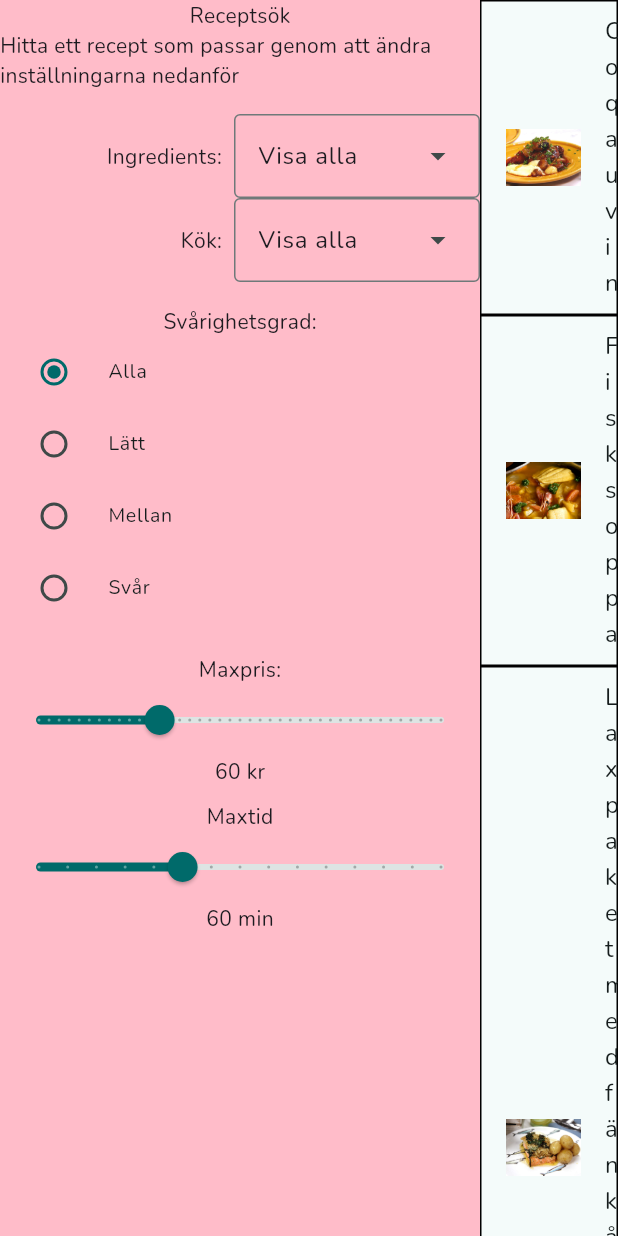
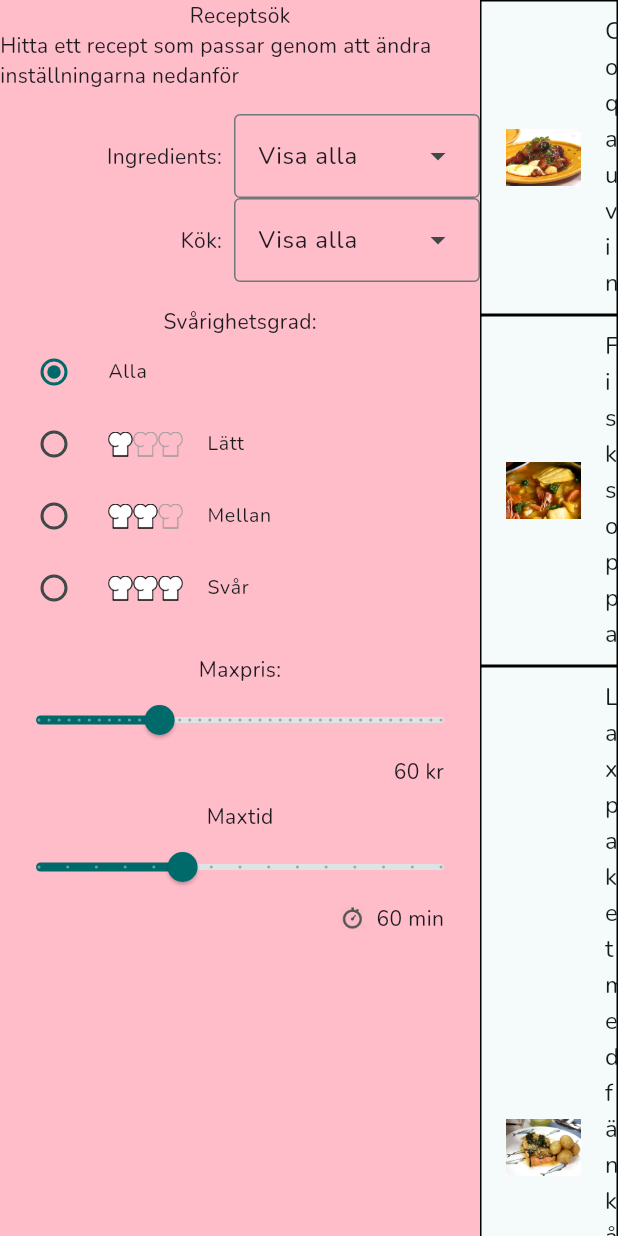
Before and after one commit to kankodakoda/GUI_recept, a Flutter app: the screen it shows after launch, on a phone screen of 412 x 824 dp. Run offline on Flutter 3.47's test engine with Material 3 defaults, Android fonts, the phone set to English and light mode, and no system bars; our stand-ins replace google_fonts.

Commit message:
Finished ControlPanel

```diff
--- a/lib/pages/main_view.dart
+++ b/lib/pages/main_view.dart
@@ -1,4 +1,5 @@
 import 'package:flutter/material.dart';
+import 'package:lab2/widgets/control_panel.dart';
 import 'package:lab2/widgets/difficulty_control.dart';
 import 'package:lab2/widgets/ingredient_control.dart';
 import 'package:lab2/widgets/kitchen_control.dart';
@@ -13,32 +14,6 @@ class MainView extends StatelessWidget {
 
   @override
   Widget build(BuildContext context) {
-    return Scaffold(
-      body: Row(children: [_controlPanel(context), RecipeArea()]),
-    );
-  }
-
-  Widget _controlPanel(context, {double width = 320}) {
-    return Container(
-      width: width,
-      color: const Color.fromARGB(255, 255, 188, 201),
-      child: Column(
-        children: [
-          Text("Receptsök"),
-          Text(
-            "Hitta ett recept som passar genom att ändra inställningarna nedanför",
-          ),
-          SizedBox(height: 16),
-          IngredientControl(),
-          KitchenControl(),
-          SizedBox(height: 16),
-          Column(children: [Text("Svårighetsgrad:"), DifficultyControl()]),
-          SizedBox(height: 20),
-          Column(children: [Text("Maxpris:"), PriceControl()]),
-          SizedBox(height: 10),
-          Column(children: [Text("Maxtid"), TimeControl()]),
-        ],
-      ),
-    );
+    return Scaffold(body: Row(children: [ControlPanel(), RecipeArea()]));
   }
 }
--- /dev/null
+++ b/lib/widgets/control_panel.dart
@@ -0,0 +1,35 @@
+import 'package:flutter/material.dart';
+import 'package:lab2/widgets/difficulty_control.dart';
+import 'package:lab2/widgets/ingredient_control.dart';
+import 'package:lab2/widgets/kitchen_control.dart';
+import 'package:lab2/widgets/price_control.dart';
+import 'package:lab2/widgets/time_control.dart';
+
+class ControlPanel extends StatelessWidget {
+  const ControlPanel({super.key});
+
+  @override
+  Widget build(BuildContext context, {double width = 320}) {
+    return Container(
+      width: width,
+      color: const Color.fromARGB(255, 255, 188, 201),
+      child: Column(
+        children: [
+          Text("Receptsök"),
+          Text(
+            "Hitta ett recept som passar genom att ändra inställningarna nedanför",
+          ),
+          SizedBox(height: 16),
+          IngredientControl(),
+          KitchenControl(),
+          SizedBox(height: 16),
+          Column(children: [Text("Svårighetsgrad:"), DifficultyControl()]),
+          SizedBox(height: 20),
+          Column(children: [Text("Maxpris:"), PriceControl()]),
+          SizedBox(height: 10),
+          Column(children: [Text("Maxtid"), TimeControl()]),
+        ],
+      ),
+    );
+  }
+}
--- a/lib/widgets/difficulty_control.dart
+++ b/lib/widgets/difficulty_control.dart
@@ -1,4 +1,5 @@
 import 'package:flutter/material.dart';
+import 'package:lab2/app_theme.dart';
 import 'package:lab2/model/recipe_database/recipe_handler.dart';
 import 'package:lab2/util/difficulty.dart';
 import 'package:provider/provider.dart';
@@ -22,7 +23,15 @@ class _DifficultyControlState extends State<DifficultyControl> {
         for (final label in Difficulty.labels)
           RadioListTile<String>(
             dense: true,
-            title: Text(label),
+            title: Row(
+              children: [
+                if (label != Difficulty.showAll) ...[
+                  Difficulty.icon(label, width: 50)!,
+                  const SizedBox(width: AppTheme.paddingMedium),
+                ],
+                Text(label),
+              ],
+            ),
             value: label,
             groupValue: _difficulty,
             onChanged: (value) {
--- a/lib/widgets/price_control.dart
+++ b/lib/widgets/price_control.dart
@@ -1,4 +1,5 @@
 import 'package:flutter/material.dart';
+import 'package:lab2/app_theme.dart';
 import 'package:lab2/model/recipe_database/recipe_handler.dart';
 import 'package:provider/provider.dart';
 
@@ -28,7 +29,15 @@ class _PriceControlState extends State<PriceControl> {
             });
           },
         ),
-        Text("${_price.round()} kr"),
+        Row(
+          mainAxisAlignment: MainAxisAlignment.end,
+          children: [
+            Padding(
+              padding: const EdgeInsets.only(right: AppTheme.paddingLarge),
+              child: Text("${_price.round()} kr"),
+            ),
+          ],
+        ),
       ],
     );
   }
--- a/lib/widgets/time_control.dart
+++ b/lib/widgets/time_control.dart
@@ -1,4 +1,6 @@
 import 'package:flutter/material.dart';
+import 'package:lab2/app_theme.dart';
+import 'package:lab2/constants/assets.dart';
 import 'package:lab2/model/recipe_database/recipe_handler.dart';
 import 'package:provider/provider.dart';
 
@@ -29,7 +31,17 @@ class _TimeControlState extends State<TimeControl> {
             });
           },
         ),
-        Text("${_time.round()} min"),
+        Padding(
+          padding: const EdgeInsets.only(right: AppTheme.paddingLarge),
+          child: Row(
+            mainAxisAlignment: MainAxisAlignment.end,
+            children: [
+              Image.asset(Assets.timeIcon, height: 16),
+              SizedBox(width: AppTheme.paddingSmall),
+              Text("${_time.round()} min"),
+            ],
+          ),
+        ),
       ],
     );
   }
```
Also changed, not shown: flutter_01.png (added).
